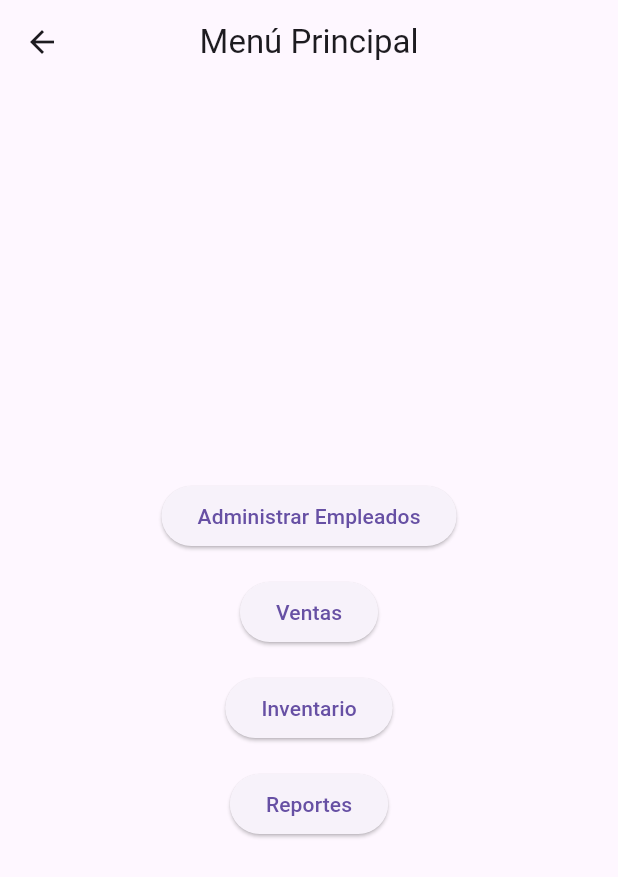
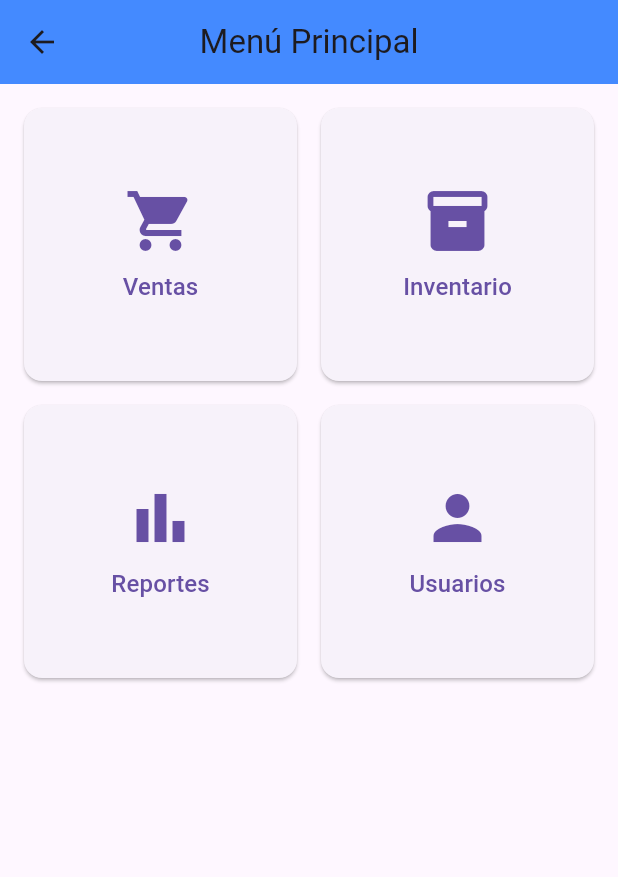
Before and after one commit to JorgeGarciaHernande/Poller-a, a Flutter app: the Menu screen opened directly, on a phone screen of 412 x 824 dp. Shown: the top 877 px of the screen. Run offline on Flutter 3.47's test engine with Material 3 defaults, Android fonts, the phone set to English and light mode, and no system bars; our stand-ins replace cloud_firestore, firebase_core, fl_chart, qr_flutter; accounts and stored records are empty; statements that could not run were skipped.

Commit message:
Se agrego la venta usuarios y se cambio la ventana principal

```diff
--- a/lib/Vistas/Menu.dart
+++ b/lib/Vistas/Menu.dart
@@ -1,8 +1,9 @@
 import 'package:flutter/material.dart';
-import '/Vistas/Ventas.dart'; // Asegúrate de tener esta vista creada
-import '/Vistas/Dispositivos.dart'; // Asegúrate de tener esta vista creada
-import '/Vistas/Inventario.dart'; // Asegúrate de tener esta vista creada
-import '/Vistas/Reportesvista.dart'; // Asegúrate de tener esta vista creada
+import '/Vistas/Ventas.dart';
+
+import '/Vistas/Inventario.dart';
+import '/Vistas/Reportesvista.dart';
+import '/Vistas/Usuarios.dart'; // Asegúrate de tener esta vista creada
 
 class Menu extends StatelessWidget {
   const Menu({super.key});
@@ -13,57 +14,75 @@ class Menu extends StatelessWidget {
       appBar: AppBar(
         title: const Text('Menú Principal'),
         centerTitle: true,
+        backgroundColor: Colors.blueAccent,
       ),
-      body: Center( // Centra todo el contenido
-        child: Column(
-          mainAxisSize: MainAxisSize.min, // Ajusta el espacio de la columna para centrado vertical
+      body: Padding(
+        padding: const EdgeInsets.all(16.0),
+        child: GridView.count(
+          crossAxisCount: 2, // Dos botones por fila
+          crossAxisSpacing: 16.0,
+          mainAxisSpacing: 16.0,
           children: [
-            ElevatedButton(
-              onPressed: () {
-                // Navegar a la vista de Administrar Empleados
-                Navigator.push(
-                  context,
-                  MaterialPageRoute(builder: (context) => const DispositivosPage()),
-                );
-              },
-              child: const Text('Administrar Empleados'),
+            _buildMenuButton(
+              context,
+              label: 'Ventas',
+              icon: Icons.shopping_cart,
+              targetPage: const VentaPage(),
             ),
-            const SizedBox(height: 16),
-            ElevatedButton(
-              onPressed: () {
-                // Navegar a la vista de Ventas
-                Navigator.push(
-                  context,
-                  MaterialPageRoute(builder: (context) => const VentaPage()),
-                );
-              },
-              child: const Text('Ventas'),
+            _buildMenuButton(
+              context,
+              label: 'Inventario',
+              icon: Icons.inventory,
+              targetPage: const InventarioPage(),
             ),
-            const SizedBox(height: 16),
-            ElevatedButton(
-              onPressed: () {
-                // Navegar a la vista de Inventario
-                Navigator.push(
-                  context,
-                  MaterialPageRoute(builder: (context) => const InventarioPage()),
-                );
-              },
-              child: const Text('Inventario'),
+            _buildMenuButton(
+              context,
+              label: 'Reportes',
+              icon: Icons.bar_chart,
+              targetPage: const ReportePage(),
             ),
-            const SizedBox(height: 16),
-            ElevatedButton(
-              onPressed: () {
-                // Navegar a la vista de Reportes
-                Navigator.push(
-                  context,
-                  MaterialPageRoute(builder: (context) => const ReportePage()),
-                );
-              },
-              child: const Text('Reportes'),
+            _buildMenuButton(
+              context,
+              label: 'Usuarios',
+              icon: Icons.person,
+              targetPage: const UsuarioPage(), // Nueva vista
             ),
           ],
         ),
       ),
     );
   }
+
+  Widget _buildMenuButton(
+      BuildContext context, {
+        required String label,
+        required IconData icon,
+        required Widget targetPage,
+      }) {
+    return ElevatedButton(
+      style: ElevatedButton.styleFrom(
+        padding: const EdgeInsets.symmetric(vertical: 20),
+        shape: RoundedRectangleBorder(
+          borderRadius: BorderRadius.circular(12),
+        ),
+      ),
+      onPressed: () {
+        Navigator.push(
+          context,
+          MaterialPageRoute(builder: (context) => targetPage),
+        );
+      },
+      child: Column(
+        mainAxisAlignment: MainAxisAlignment.center,
+        children: [
+          Icon(icon, size: 48),
+          const SizedBox(height: 8),
+          Text(
+            label,
+            style: const TextStyle(fontSize: 16),
+          ),
+        ],
+      ),
+    );
+  }
 }
```
Also changed, not shown: lib/Controladores/usuario_controller.dart (added, +84 -0 lines), lib/Vistas/usuarios.dart (added, +305 -0 lines).
